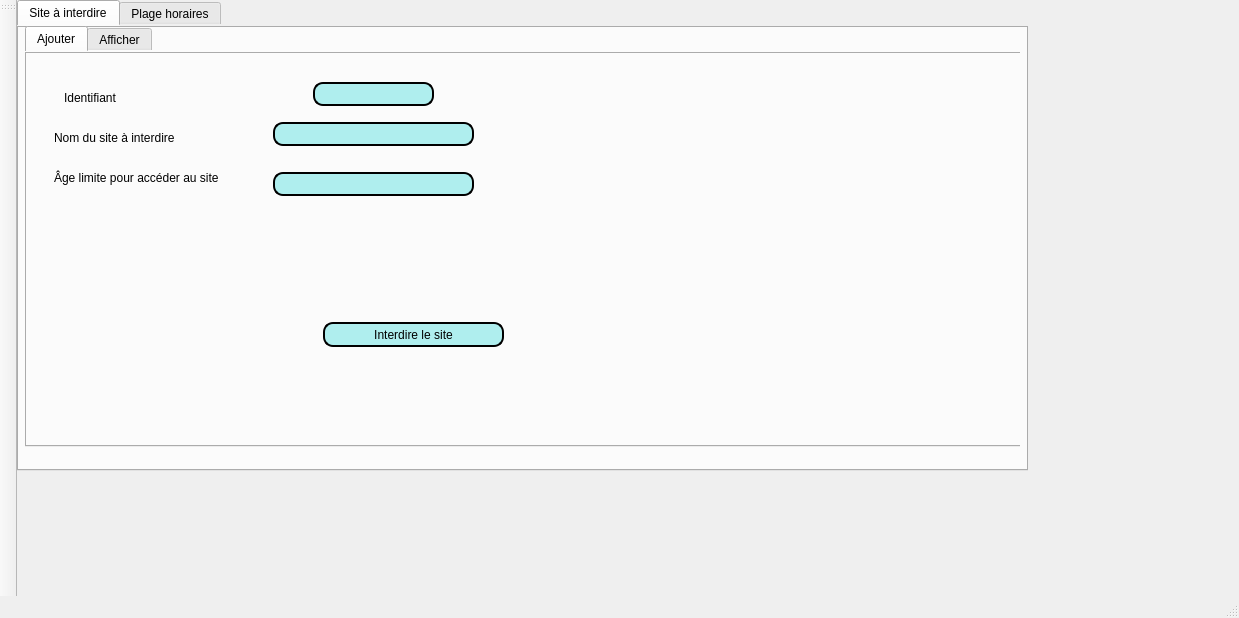
This is mainwindow.ui in yanni2302/smart_parental_monitoring_2A22 as Qt 5 draws it before an edit. The edited form follows.
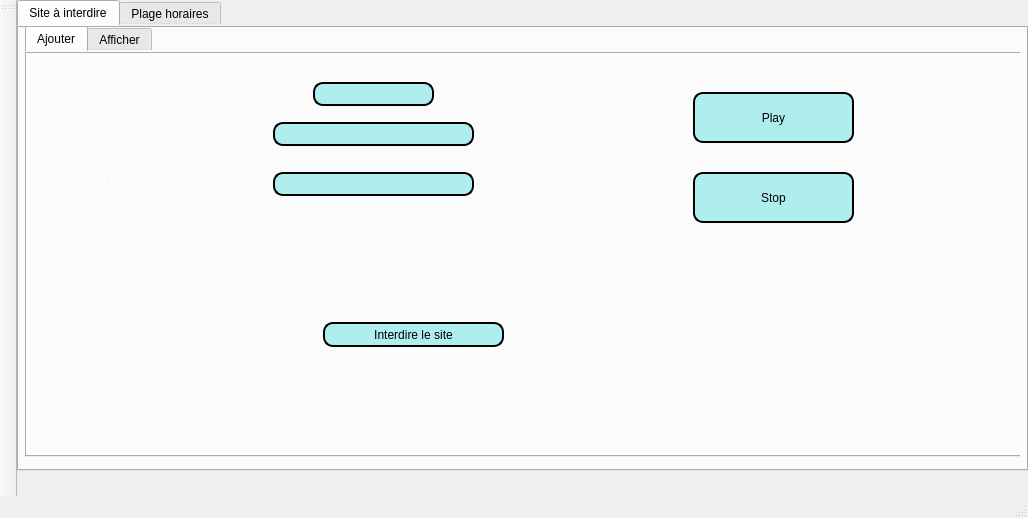
This is the edited form. The open tabs and pages were chosen to show the change. Icons and pictures are not drawn.

```diff
--- a/mainwindow.ui
+++ b/mainwindow.ui
@@ -6,8 +6,8 @@
    <rect>
     <x>0</x>
     <y>0</y>
-    <width>1239</width>
-    <height>618</height>
+    <width>1028</width>
+    <height>518</height>
    </rect>
   </property>
   <property name="windowTitle">
@@ -49,9 +49,12 @@
         <x>0</x>
         <y>0</y>
         <width>1001</width>
-        <height>421</height>
+        <height>431</height>
        </rect>
       </property>
+      <property name="styleSheet">
+       <string notr="true">background-image: url(:/img/image.jpg);</string>
+      </property>
       <property name="currentIndex">
        <number>1</number>
       </property>
@@ -79,7 +82,7 @@
 /*background: #AFEEEE;*/
 font: bold, &quot;Comic Sans MS&quot;  ;
 text-align:center;
-color: black;</string>
+color: white;</string>
         </property>
         <property name="text">
          <string>Nom du site à interdire</string>
@@ -128,7 +131,7 @@
 /*background: #AFEEEE;*/
 font: bold, &quot;Comic Sans MS&quot;  ;
 text-align:center;
-color: black;</string>
+color: white;</string>
         </property>
         <property name="text">
          <string>Âge limite pour accéder au site</string>
@@ -177,7 +180,7 @@
 /*background: #AFEEEE;*/
 font: bold, &quot;Comic Sans MS&quot;  ;
 text-align:center;
-color: black;</string>
+color: white;</string>
         </property>
         <property name="text">
          <string>Identifiant</string>
@@ -229,6 +232,52 @@
          <bool>false</bool>
         </property>
        </widget>
+       <widget class="QPushButton" name="pushButton">
+        <property name="geometry">
+         <rect>
+          <x>660</x>
+          <y>40</y>
+          <width>161</width>
+          <height>51</height>
+         </rect>
+        </property>
+        <property name="styleSheet">
+         <string notr="true">border: 2px solid black;
+font: 75 8pt &quot;MS Shell Dlg 2&quot;;
+border-radius: 10px;
+padding: 0 8px;
+background: #AFEEEE;
+font: bold, &quot;Comic Sans MS&quot;;;
+color: black;
+text-align:center;</string>
+        </property>
+        <property name="text">
+         <string>Play</string>
+        </property>
+       </widget>
+       <widget class="QPushButton" name="pushButton_2">
+        <property name="geometry">
+         <rect>
+          <x>660</x>
+          <y>120</y>
+          <width>161</width>
+          <height>51</height>
+         </rect>
+        </property>
+        <property name="styleSheet">
+         <string notr="true">border: 2px solid black;
+font: 75 8pt &quot;MS Shell Dlg 2&quot;;
+border-radius: 10px;
+padding: 0 8px;
+background: #AFEEEE;
+font: bold, &quot;Comic Sans MS&quot;;;
+color: black;
+text-align:center;</string>
+        </property>
+        <property name="text">
+         <string>Stop</string>
+        </property>
+       </widget>
       </widget>
       <widget class="QWidget" name="tab_6">
        <attribute name="title">
```
Left out of the diff: 29 changed lines with no effect on the pictures.
